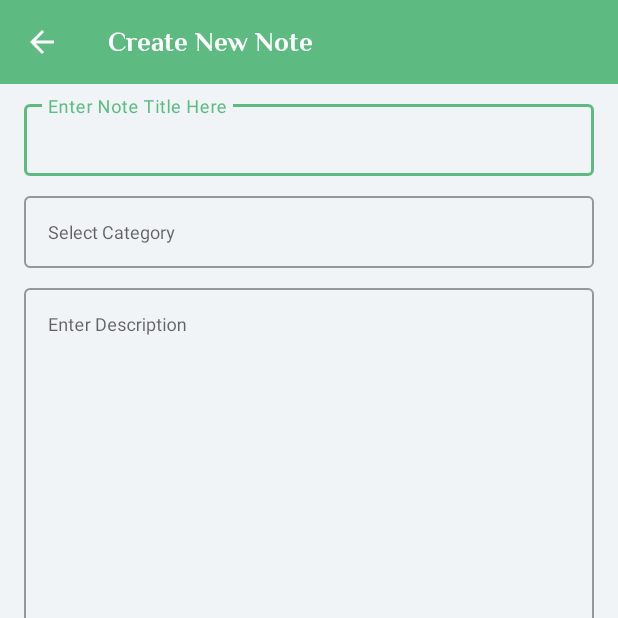
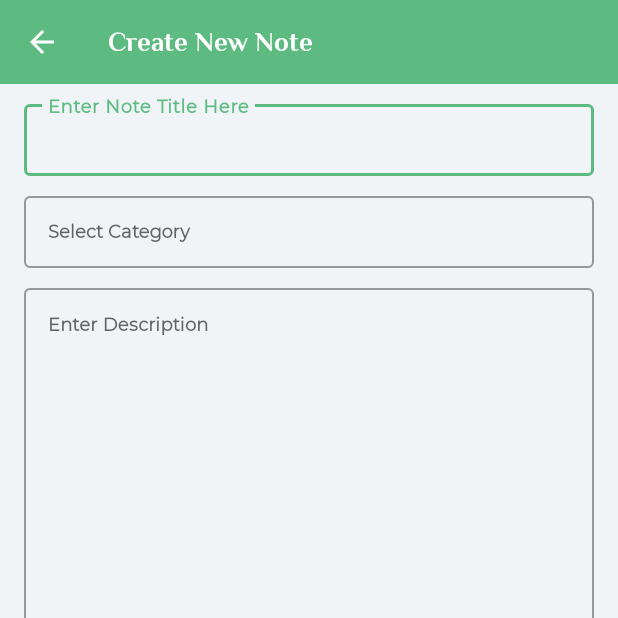
Before and after one commit to smensulaiman/Sticky-Note, an Android app: the NewNoteActivity screen opened directly, with no data from a screen before it, on a phone screen of 412 x 824 dp, the top half of it. Run offline under Robolectric (Android 15) with nearby library versions, the phone set to English and light mode, and no system bars; our stand-ins replace ButterKnife, Room's generated code.

Commit message:
Design Update

```diff
--- a/app/src/main/java/com/suffixit/stickynote/adapter/CategoryAdapter.java
+++ b/app/src/main/java/com/suffixit/stickynote/adapter/CategoryAdapter.java
@@ -41,6 +41,7 @@ public class CategoryAdapter extends ArrayAdapter {
         ImageView imgCategory = view.findViewById(R.id.imgCategory);
         textView.setText(categoryModel.getCategoryTitle());
         imgCategory.setImageResource(categoryModel.getIcon());
+        imgCategory.setColorFilter(R.color.color_black);
         return view;
     }
 
--- a/app/src/main/java/com/suffixit/stickynote/adapter/NoteAdapter.java
+++ b/app/src/main/java/com/suffixit/stickynote/adapter/NoteAdapter.java
@@ -57,7 +57,7 @@ public class NoteAdapter extends RecyclerView.Adapter<NoteAdapter.NoteViewHolder
         holder.txtNoteDescription.setText(note.getDescription());
         holder.dateTime.setText(new SimpleDateFormat("dd/MM/yyyy hh:mm").format(new Date(note.getNoteCreatedAt())));
 
-        holder.txtNoteDescription.setOnClickListener(v -> {
+        holder.container.setOnClickListener(v -> {
             Log.d("ADAPTER", note.toString());
             noteAdapterInterface.onClickItem(note);
         });
@@ -76,7 +76,7 @@ public class NoteAdapter extends RecyclerView.Adapter<NoteAdapter.NoteViewHolder
                         .repeat(0)
                         .playOn(holder.btnCancel);
             }
-            return false;
+            return true;
         });
 
         holder.btnCancel.setOnClickListener(v -> holder.layoutDelete.setVisibility(View.GONE));
--- a/app/src/main/java/com/suffixit/stickynote/view/MainActivity.java
+++ b/app/src/main/java/com/suffixit/stickynote/view/MainActivity.java
@@ -6,20 +6,17 @@ import android.os.Bundle;
 import android.view.View;
 import android.widget.ImageView;
 import android.widget.TextView;
-import android.widget.Toast;
 
 import androidx.appcompat.app.AppCompatActivity;
 import androidx.constraintlayout.widget.Group;
 import androidx.fragment.app.Fragment;
 import androidx.fragment.app.FragmentManager;
-import androidx.lifecycle.Observer;
 import androidx.lifecycle.ViewModelProviders;
 
 import com.facebook.drawee.view.SimpleDraweeView;
 import com.google.android.material.appbar.MaterialToolbar;
 import com.suffixit.stickynote.R;
 import com.suffixit.stickynote.adapter.StickyBottomBarViewItemChangeListener;
-import com.suffixit.stickynote.model.weather.WeatherResponseModel;
 import com.suffixit.stickynote.utils.MenuItem;
 import com.suffixit.stickynote.view.personal.PersonalFragment;
 import com.suffixit.stickynote.viewmodel.WeatherViewModel;
@@ -87,8 +84,7 @@ public class MainActivity extends AppCompatActivity implements StickyBottomBarVi
                 txtTemperature.setText(Math.round(weatherResponseModel.getCurrent().getTemp()) + "\u2103"));
 
         txtDateTime.setText(new SimpleDateFormat("EEE, dd MMM yyyy").format(new Date()));
-        Uri uri = Uri.parse("https://avatars.githubusercontent.com/u/49442391?v=4");
-        imageView.setImageURI(uri);
+        //imageView.setImageURI(Uri.parse("https://spng.pngfind.com/pngs/s/5-52097_avatar-png-pic-vector-avatar-icon-png-transparent.png"));
     }
 
     private void setupToolbar() {
--- a/app/src/main/java/com/suffixit/stickynote/view/NotesFragment.java
+++ b/app/src/main/java/com/suffixit/stickynote/view/NotesFragment.java
@@ -46,10 +46,9 @@ public class NotesFragment extends Fragment {
     public void onViewCreated(@NonNull View view, @Nullable Bundle savedInstanceState) {
         super.onViewCreated(view, savedInstanceState);
 
-        LinearLayoutManager layoutManager = new GridLayoutManager(getContext(), 2);
-        recyclerView.setLayoutManager(layoutManager);
+        recyclerView.setLayoutManager(new GridLayoutManager(getContext(), 2));
 
-        noteAdapter = new NoteAdapter(getContext(), new ArrayList<>());
+        noteAdapter = new NoteAdapter(getContext(), new ArrayList());
         noteAdapter.setNoteAdapterInterface(new NoteAdapterInterface() {
             @Override
             public void onItemDelete(Note note) {
--- a/app/src/main/java/com/suffixit/stickynote/view/personal/CategoryDialogFragment.java
+++ b/app/src/main/java/com/suffixit/stickynote/view/personal/CategoryDialogFragment.java
@@ -130,10 +130,13 @@ public class CategoryDialogFragment extends DialogFragment {
 
     private List<ColorModel> prepareColor() {
         List<ColorModel> colorModelList = new ArrayList();
+        colorModelList.add(new ColorModel(R.color.color_green_light));
         colorModelList.add(new ColorModel(R.color.color_yellow_light));
         colorModelList.add(new ColorModel(R.color.color_pink_light));
-        colorModelList.add(new ColorModel(R.color.color_green_light));
+        colorModelList.add(new ColorModel(R.color.color_red_light));
         colorModelList.add(new ColorModel(R.color.color_sky_light));
+        colorModelList.add(new ColorModel(R.color.color_purple_light));
+        colorModelList.add(new ColorModel(R.color.color_blue_light));
         return colorModelList;
     }
 
--- a/app/src/main/res/layout/activity_main.xml
+++ b/app/src/main/res/layout/activity_main.xml
@@ -46,10 +46,11 @@
             android:layout_width="62dp"
             android:layout_height="62dp"
             android:layout_margin="16dp"
-            app:actualImageResource="@drawable/user"
+            app:actualImageResource="@drawable/placeholder"
             app:layout_constraintStart_toStartOf="parent"
             app:layout_constraintTop_toBottomOf="@+id/txtDateTime"
             app:roundAsCircle="true"
+            android:scaleType="centerCrop"
             app:roundingBorderColor="@color/color_green"
             app:roundingBorderWidth="2dp" />
 
@@ -72,7 +73,7 @@
             android:layout_width="wrap_content"
             android:layout_height="wrap_content"
             android:fontFamily="@font/philosopher_bold"
-            android:text="Mr. Solaiman"
+            android:text="Mr. X"
             android:textColor="@color/color_green"
             android:textSize="16sp"
             app:layout_constraintStart_toStartOf="@+id/txtWish"
--- a/app/src/main/res/layout/activity_new_note.xml
+++ b/app/src/main/res/layout/activity_new_note.xml
@@ -39,7 +39,11 @@
             android:layout_width="match_parent"
             android:layout_height="48dp"
             android:hint="Enter Note Title Here"
-            android:textSize="12sp" />
+            android:textSize="12sp"
+            android:textStyle="bold"
+            android:inputType="textCapSentences"
+            android:ellipsize="end"
+            android:fontFamily="@font/montserrat_regular"/>
 
     </com.google.android.material.textfield.TextInputLayout>
 
@@ -59,6 +63,8 @@
             android:padding="16dp"
             android:hint="Select Category"
             android:textSize="12sp"
+            android:textStyle="bold"
+            android:fontFamily="@font/montserrat_regular"
             android:focusable="false"/>
 
     </com.google.android.material.textfield.TextInputLayout>
@@ -80,8 +86,10 @@
             android:layout_height="match_parent"
             android:gravity="top"
             android:hint="Enter Description"
-            android:inputType="textMultiLine"
-            android:textSize="12sp" />
+            android:inputType="textCapSentences|textMultiLine"
+            android:textSize="12sp"
+            android:textStyle="bold"
+            android:fontFamily="@font/montserrat_regular"/>
 
     </com.google.android.material.textfield.TextInputLayout>
 
--- a/app/src/main/res/values-night/themes.xml
+++ /dev/null
@@ -1,6 +0,0 @@
-<resources>
-    <style name="ThemeOverlay.StickyNotes.FullscreenContainer" parent="">
-        <item name="fullscreenBackgroundColor">@color/light_blue_900</item>
-        <item name="fullscreenTextColor">@color/light_blue_A400</item>
-    </style>
-</resources>
--- a/app/src/main/res/values/colors.xml
+++ b/app/src/main/res/values/colors.xml
@@ -31,4 +31,10 @@
     <color name="color_transparent">#45FFFFFF</color>
     <color name="icon_background">#A2A8A8</color>
 
+    <color name="color_pink_light_two">#F9EBDF</color>
+    <color name="color_red_light_two">#F9D8D6</color>
+    <color name="color_purple_light_two">#CBE4F9</color>
+    <color name="color_sky_light_two">#CDF5F6</color>
+    <color name="color_yellow_light_two">#EFF9DA</color>
+
 </resources>
```
Also changed, not shown: app/src/main/java/com/suffixit/stickynote/database/NoteDatabase.java (+5 -3 lines), app/src/main/java/com/suffixit/stickynote/utils/Utils.java (added, +24 -0 lines), app/src/main/java/com/suffixit/stickynote/view/NewNoteActivity.java (+21 -3 lines), app/src/main/res/layout/layout_sample_dialog.xml (+3 -4 lines), app/src/main/res/drawable/placeholder.jpg (added), app/src/main/res/drawable/placeholder.png (deleted).
